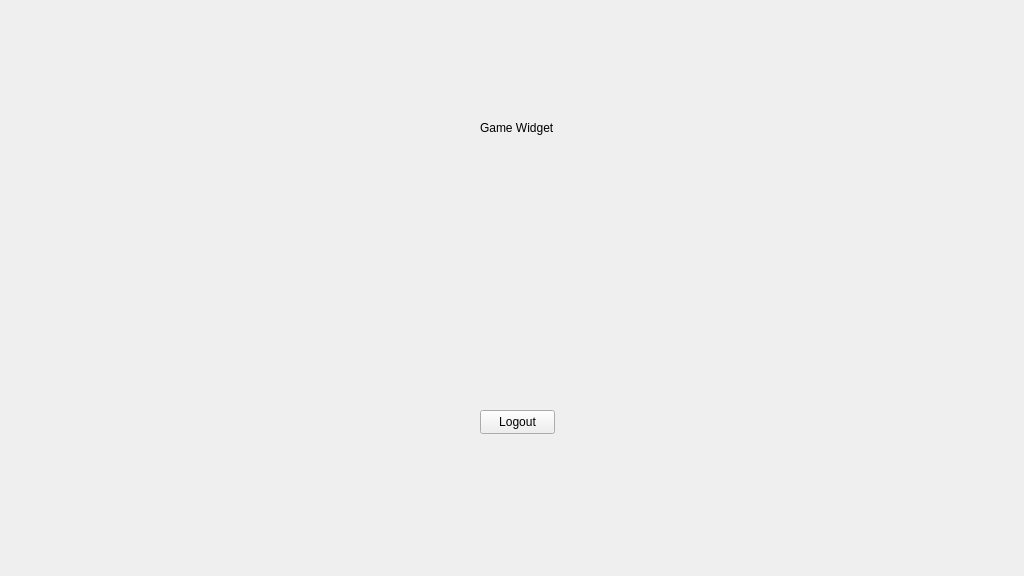
Before: the Qt Designer form Client/GameWidget.ui in ThorCda/COMP72070---TicTacToe---Group-7, drawn with Qt 5.
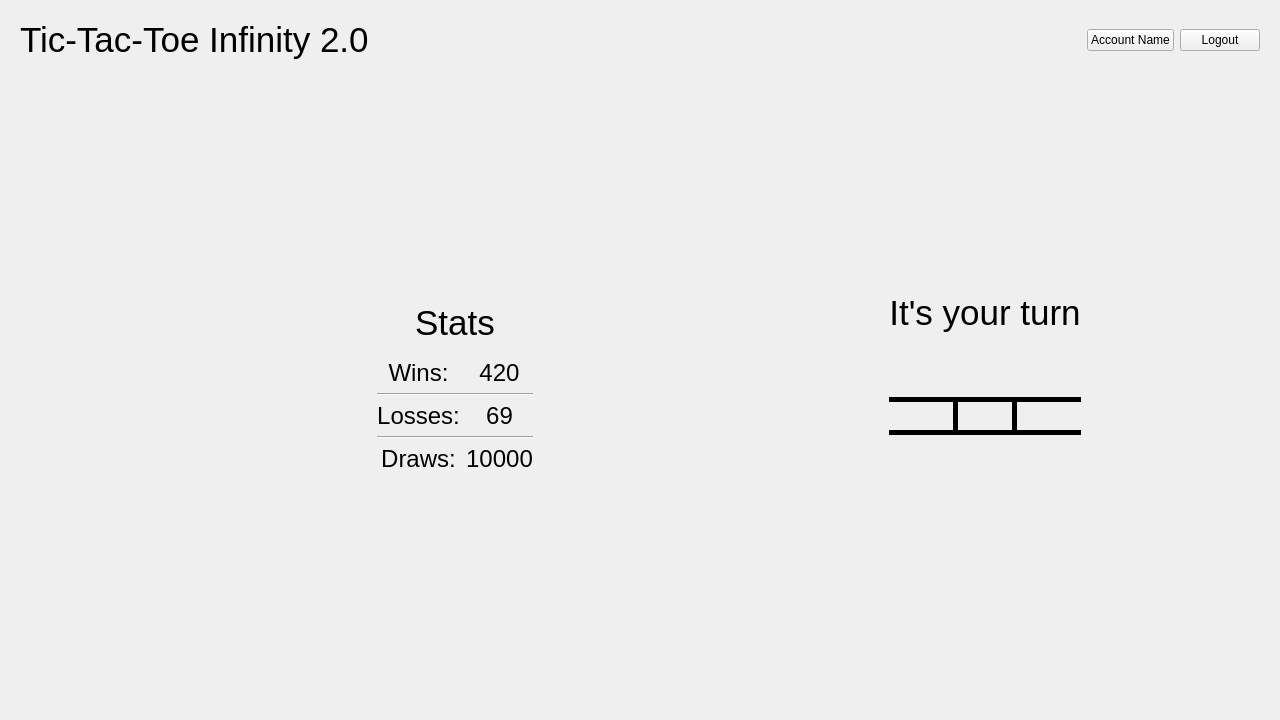
After: the same form once the commit is applied. Icons and pictures are not drawn.

Commit message: added elements to GameWidget and fixed default tab focusing issues causing buttons to become incorrectly focused.

Diff of the .ui file:
```diff
--- a/Client/GameWidget.ui
+++ b/Client/GameWidget.ui
@@ -6,8 +6,8 @@
    <rect>
     <x>0</x>
     <y>0</y>
-    <width>1024</width>
-    <height>576</height>
+    <width>1280</width>
+    <height>720</height>
    </rect>
   </property>
   <property name="sizePolicy">
@@ -19,32 +19,391 @@
   <property name="windowTitle">
    <string>GameWidget</string>
   </property>
-  <widget class="QLabel" name="labelGameWidget">
-   <property name="geometry">
-    <rect>
-     <x>480</x>
-     <y>120</y>
-     <width>81</width>
-     <height>16</height>
-    </rect>
+  <layout class="QGridLayout" name="gridLayout">
+   <property name="leftMargin">
+    <number>20</number>
    </property>
-   <property name="text">
-    <string>Game Widget</string>
+   <property name="topMargin">
+    <number>20</number>
    </property>
-  </widget>
-  <widget class="QPushButton" name="logoutButton">
-   <property name="geometry">
-    <rect>
-     <x>480</x>
-     <y>410</y>
-     <width>75</width>
-     <height>24</height>
-    </rect>
+   <property name="rightMargin">
+    <number>20</number>
    </property>
-   <property name="text">
-    <string>Logout</string>
+   <property name="bottomMargin">
+    <number>20</number>
    </property>
-  </widget>
+   <item row="2" column="5">
+    <widget class="QLabel" name="turnLabel">
+     <property name="font">
+      <font>
+       <pointsize>26</pointsize>
+      </font>
+     </property>
+     <property name="styleSheet">
+      <string notr="true">margin-bottom:20px;</string>
+     </property>
+     <property name="text">
+      <string>It's your turn</string>
+     </property>
+     <property name="alignment">
+      <set>Qt::AlignCenter</set>
+     </property>
+    </widget>
+   </item>
+   <item row="0" column="0" colspan="2">
+    <widget class="QLabel" name="titleLabel">
+     <property name="font">
+      <font>
+       <pointsize>26</pointsize>
+      </font>
+     </property>
+     <property name="text">
+      <string>Tic-Tac-Toe Infinity 2.0</string>
+     </property>
+    </widget>
+   </item>
+   <item row="3" column="0">
+    <spacer name="horizontalSpacer_2">
+     <property name="orientation">
+      <enum>Qt::Horizontal</enum>
+     </property>
+     <property name="sizeHint" stdset="0">
+      <size>
+       <width>40</width>
+       <height>20</height>
+      </size>
+     </property>
+    </spacer>
+   </item>
+   <item row="3" column="1">
+    <layout class="QGridLayout" name="gridLayout_2">
+     <item row="4" column="1">
+      <widget class="QLabel" name="drawsCounter">
+       <property name="font">
+        <font>
+         <pointsize>18</pointsize>
+        </font>
+       </property>
+       <property name="text">
+        <string>10000</string>
+       </property>
+       <property name="alignment">
+        <set>Qt::AlignCenter</set>
+       </property>
+      </widget>
+     </item>
+     <item row="2" column="1">
+      <widget class="QLabel" name="lossesCounter">
+       <property name="font">
+        <font>
+         <pointsize>18</pointsize>
+        </font>
+       </property>
+       <property name="text">
+        <string>69</string>
+       </property>
+       <property name="alignment">
+        <set>Qt::AlignCenter</set>
+       </property>
+      </widget>
+     </item>
+     <item row="0" column="0">
+      <widget class="QLabel" name="winsLabel">
+       <property name="font">
+        <font>
+         <pointsize>18</pointsize>
+        </font>
+       </property>
+       <property name="text">
+        <string>Wins:</string>
+       </property>
+       <property name="alignment">
+        <set>Qt::AlignCenter</set>
+       </property>
+      </widget>
+     </item>
+     <item row="0" column="1">
+      <widget class="QLabel" name="winsCounter">
+       <property name="font">
+        <font>
+         <pointsize>18</pointsize>
+        </font>
+       </property>
+       <property name="text">
+        <string>420</string>
+       </property>
+       <property name="alignment">
+        <set>Qt::AlignCenter</set>
+       </property>
+      </widget>
+     </item>
+     <item row="4" column="0">
+      <widget class="QLabel" name="drawsLabel">
+       <property name="font">
+        <font>
+         <pointsize>18</pointsize>
+        </font>
+       </property>
+       <property name="text">
+        <string>Draws:</string>
+       </property>
+       <property name="alignment">
+        <set>Qt::AlignCenter</set>
+       </property>
+      </widget>
+     </item>
+     <item row="1" column="0" colspan="2">
+      <widget class="Line" name="line">
+       <property name="orientation">
+        <enum>Qt::Horizontal</enum>
+       </property>
+      </widget>
+     </item>
+     <item row="2" column="0">
+      <widget class="QLabel" name="lossesLabel">
+       <property name="font">
+        <font>
+         <pointsize>18</pointsize>
+        </font>
+       </property>
+       <property name="text">
+        <string>Losses:</string>
+       </property>
+       <property name="alignment">
+        <set>Qt::AlignCenter</set>
+       </property>
+      </widget>
+     </item>
+     <item row="3" column="0" colspan="2">
+      <widget class="Line" name="line_2">
+       <property name="orientation">
+        <enum>Qt::Horizontal</enum>
+       </property>
+      </widget>
+     </item>
+    </layout>
+   </item>
+   <item row="0" column="6">
+    <widget class="QPushButton" name="accountButton">
+     <property name="text">
+      <string>Account Name</string>
+     </property>
+    </widget>
+   </item>
+   <item row="4" column="5">
+    <spacer name="verticalSpacer_2">
+     <property name="orientation">
+      <enum>Qt::Vertical</enum>
+     </property>
+     <property name="sizeHint" stdset="0">
+      <size>
+       <width>20</width>
+       <height>40</height>
+      </size>
+     </property>
+    </spacer>
+   </item>
+   <item row="3" column="3">
+    <spacer name="horizontalSpacer">
+     <property name="orientation">
+      <enum>Qt::Horizontal</enum>
+     </property>
+     <property name="sizeHint" stdset="0">
+      <size>
+       <width>40</width>
+       <height>20</height>
+      </size>
+     </property>
+    </spacer>
+   </item>
+   <item row="3" column="5">
+    <layout class="QGridLayout" name="gameBoard">
+     <property name="spacing">
+      <number>0</number>
+     </property>
+     <item row="1" column="1">
+      <widget class="QLabel" name="middle">
+       <property name="styleSheet">
+        <string notr="true">border: 5px solid black;</string>
+       </property>
+       <property name="text">
+        <string/>
+       </property>
+       <property name="pixmap">
+        <pixmap>assets/cross_sprite.png</pixmap>
+       </property>
+       <property name="alignment">
+        <set>Qt::AlignCenter</set>
+       </property>
+      </widget>
+     </item>
+     <item row="0" column="2">
+      <widget class="QLabel" name="topRight">
+       <property name="text">
+        <string/>
+       </property>
+       <property name="pixmap">
+        <pixmap>assets/circle_sprite.png</pixmap>
+       </property>
+       <property name="alignment">
+        <set>Qt::AlignCenter</set>
+       </property>
+      </widget>
+     </item>
+     <item row="0" column="1">
+      <widget class="QLabel" name="topMiddle">
+       <property name="styleSheet">
+        <string notr="true">border-left: 5px solid black; border-right: 5px solid black;</string>
+       </property>
+       <property name="text">
+        <string/>
+       </property>
+       <property name="pixmap">
+        <pixmap>assets/cross_sprite.png</pixmap>
+       </property>
+       <property name="alignment">
+        <set>Qt::AlignCenter</set>
+       </property>
+      </widget>
+     </item>
+     <item row="2" column="1">
+      <widget class="QLabel" name="bottomMiddle">
+       <property name="styleSheet">
+        <string notr="true">border-left: 5px solid black; border-right: 5px solid black;</string>
+       </property>
+       <property name="text">
+        <string/>
+       </property>
+       <property name="pixmap">
+        <pixmap>assets/circle_sprite.png</pixmap>
+       </property>
+       <property name="alignment">
+        <set>Qt::AlignCenter</set>
+       </property>
+      </widget>
+     </item>
+     <item row="2" column="0">
+      <widget class="QLabel" name="bottomLeft">
+       <property name="text">
+        <string/>
+       </property>
+       <property name="pixmap">
+        <pixmap>assets/circle_sprite.png</pixmap>
+       </property>
+       <property name="alignment">
+        <set>Qt::AlignCenter</set>
+       </property>
+      </widget>
+     </item>
+     <item row="1" column="0">
+      <widget class="QLabel" name="middleLeft">
+       <property name="styleSheet">
+        <string notr="true">border-top: 5px solid black; border-bottom: 5px solid black;</string>
+       </property>
+       <property name="text">
+        <string/>
+       </property>
+       <property name="pixmap">
+        <pixmap>assets/cross_sprite.png</pixmap>
+       </property>
+       <property name="alignment">
+        <set>Qt::AlignCenter</set>
+       </property>
+      </widget>
+     </item>
+     <item row="1" column="2">
+      <widget class="QLabel" name="middleRight">
+       <property name="styleSheet">
+        <string notr="true">border-top: 5px solid black; border-bottom: 5px solid black;</string>
+       </property>
+       <property name="text">
+        <string/>
+       </property>
+       <property name="pixmap">
+        <pixmap>assets/circle_sprite.png</pixmap>
+       </property>
+       <property name="alignment">
+        <set>Qt::AlignCenter</set>
+       </property>
+      </widget>
+     </item>
+     <item row="2" column="2">
+      <widget class="QLabel" name="bottomRight">
+       <property name="text">
+        <string/>
+       </property>
+       <property name="pixmap">
+        <pixmap>assets/cross_sprite.png</pixmap>
+       </property>
+       <property name="alignment">
+        <set>Qt::AlignCenter</set>
+       </property>
+      </widget>
+     </item>
+     <item row="0" column="0">
+      <widget class="QLabel" name="topLeft">
+       <property name="text">
+        <string/>
+       </property>
+       <property name="pixmap">
+        <pixmap>assets/circle_sprite.png</pixmap>
+       </property>
+       <property name="alignment">
+        <set>Qt::AlignCenter</set>
+       </property>
+      </widget>
+     </item>
+    </layout>
+   </item>
+   <item row="2" column="1">
+    <widget class="QLabel" name="label">
+     <property name="font">
+      <font>
+       <pointsize>26</pointsize>
+      </font>
+     </property>
+     <property name="text">
+      <string>Stats</string>
+     </property>
+     <property name="alignment">
+      <set>Qt::AlignCenter</set>
+     </property>
+    </widget>
+   </item>
+   <item row="1" column="5">
+    <spacer name="verticalSpacer">
+     <property name="orientation">
+      <enum>Qt::Vertical</enum>
+     </property>
+     <property name="sizeHint" stdset="0">
+      <size>
+       <width>20</width>
+       <height>40</height>
+      </size>
+     </property>
+    </spacer>
+   </item>
+   <item row="0" column="7">
+    <widget class="QPushButton" name="logoutButton">
+     <property name="text">
+      <string>Logout</string>
+     </property>
+    </widget>
+   </item>
+   <item row="3" column="6" colspan="2">
+    <spacer name="horizontalSpacer_3">
+     <property name="orientation">
+      <enum>Qt::Horizontal</enum>
+     </property>
+     <property name="sizeHint" stdset="0">
+      <size>
+       <width>40</width>
+       <height>20</height>
+      </size>
+     </property>
+    </spacer>
+   </item>
+  </layout>
  </widget>
  <layoutdefault spacing="6" margin="11"/>
  <resources/>
```
The commit also changes 8 other files.
